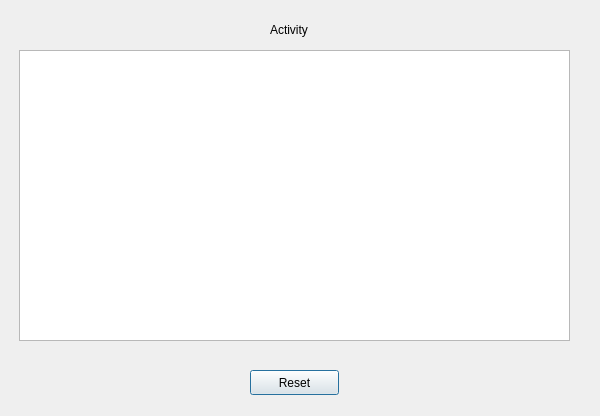
Qt form dialog_operations.ui (Picterra/picterra-qgis-plugin) before a commit.
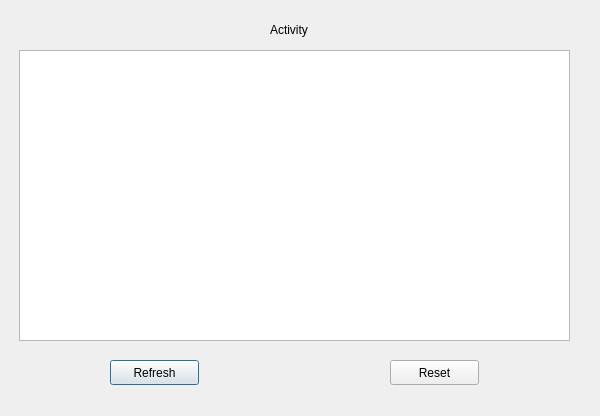
The same form after that commit.

```diff
--- a/dialog_operations.ui
+++ b/dialog_operations.ui
@@ -39,14 +39,14 @@
   <widget class="QPushButton" name="reset_button">
    <property name="geometry">
     <rect>
-     <x>250</x>
-     <y>370</y>
+     <x>110</x>
+     <y>360</y>
      <width>89</width>
      <height>25</height>
     </rect>
    </property>
    <property name="text">
-    <string>Reset</string>
+    <string>Refresh</string>
    </property>
   </widget>
   <widget class="QLabel" name="spinner_label">
@@ -74,6 +74,19 @@
     <set>Qt::AlignCenter</set>
    </property>
   </widget>
+  <widget class="QPushButton" name="reset_button_2">
+   <property name="geometry">
+    <rect>
+     <x>390</x>
+     <y>360</y>
+     <width>89</width>
+     <height>25</height>
+    </rect>
+   </property>
+   <property name="text">
+    <string>Reset</string>
+   </property>
+  </widget>
  </widget>
  <resources/>
  <connections/>
```
Left out of the diff: 2 changed lines with no effect on the pictures.
